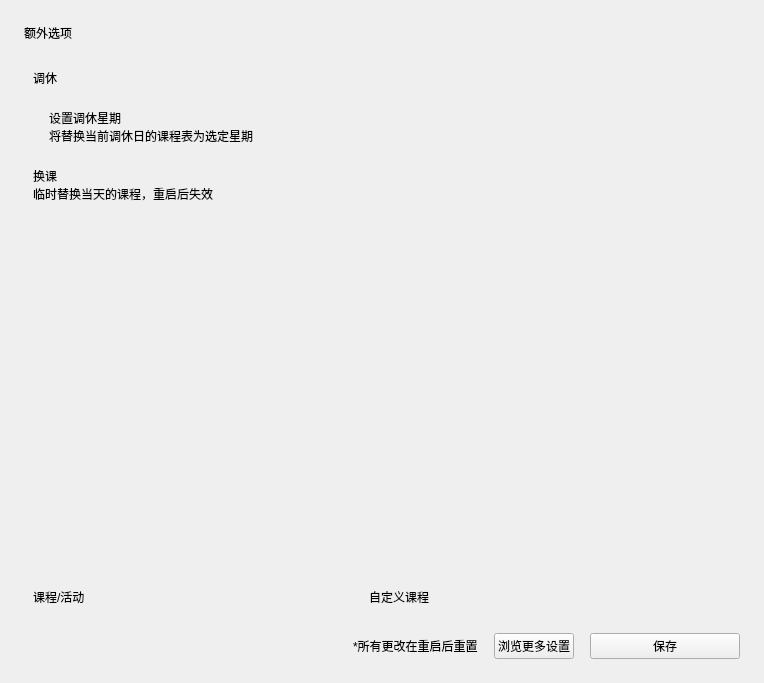
First picture: the form in view/extra_menu.ui, repository Class-Widgets/Class-Widgets, before the edit.
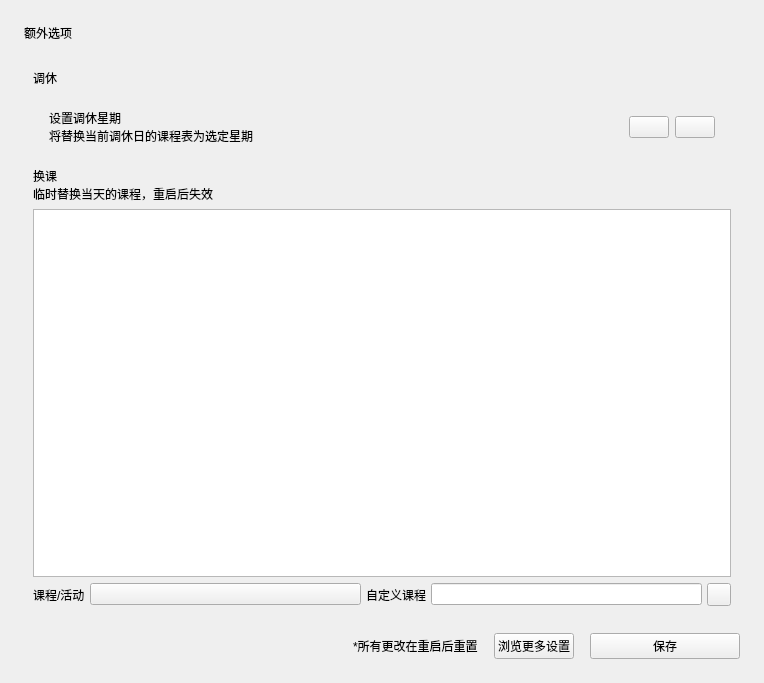
Second picture: the form after the edit. Custom widgets are drawn as their Qt base class.

Patch:
```diff
--- a/view/extra_menu.ui
+++ b/view/extra_menu.ui
@@ -37,25 +37,7 @@
     </widget>
    </item>
    <item>
-    <widget class="SmoothScrollArea" name="ex_scroll">
-     <property name="styleSheet">
-      <string notr="true">background: transparent; border: none</string>
-     </property>
-     <property name="verticalScrollBarPolicy">
-      <enum>Qt::ScrollBarAlwaysOff</enum>
-     </property>
-     <property name="widgetResizable">
-      <bool>true</bool>
-     </property>
-     <widget class="QWidget" name="scrollAreaWidgetContents">
-      <property name="geometry">
-       <rect>
-        <x>0</x>
-        <y>0</y>
-        <width>716</width>
-        <height>562</height>
-       </rect>
-      </property>
+    <widget class="QWidget" name="widget" native="true">
       <layout class="QVBoxLayout" name="verticalLayout_3">
        <item>
         <widget class="SubtitleLabel" name="SubtitleLabel_2">
@@ -171,7 +153,19 @@
           </size>
          </property>
          <property name="sizeAdjustPolicy">
-          <enum>QAbstractScrollArea::AdjustToContents</enum>
+         <enum>QAbstractScrollArea::AdjustIgnored</enum>
+        </property>
+        <property name="dragDropMode">
+         <enum>QAbstractItemView::NoDragDrop</enum>
+        </property>
+        <property name="defaultDropAction">
+         <enum>Qt::MoveAction</enum>
+        </property>
+        <property name="movement">
+         <enum>QListView::Static</enum>
+        </property>
+        <property name="isWrapping" stdset="0">
+         <bool>false</bool>
          </property>
         </widget>
        </item>
@@ -239,7 +233,6 @@
        </item>
       </layout>
      </widget>
-    </widget>
    </item>
    <item>
     <layout class="QHBoxLayout" name="horizontalLayout_4" stretch="0,0,0,0">
@@ -323,12 +316,6 @@
    <header>qfluentwidgets</header>
    <container>1</container>
   </customwidget>
-  <customwidget>
-   <class>SmoothScrollArea</class>
-   <extends>QScrollArea</extends>
-   <header>qfluentwidgets</header>
-   <container>1</container>
-  </customwidget>
   <customwidget>
    <class>CaptionLabel</class>
    <extends>QLabel</extends>
```
Lines whose indentation alone changed are shown as unchanged.
